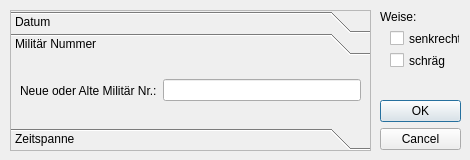
First picture: the form in APIS/forms/apis_search_film_form.ui, repository APIS-Luftbildarchiv/APIS, before the edit.
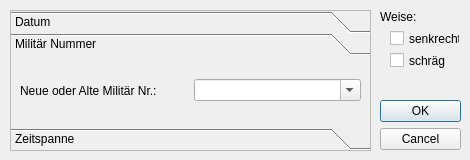
Second picture: the form after the edit. The open tabs and pages were chosen to show the change.

Diff of the .ui file:
```diff
--- a/APIS/forms/apis_search_film_form.ui
+++ b/APIS/forms/apis_search_film_form.ui
@@ -181,7 +181,14 @@
        </widget>
       </item>
       <item>
-       <widget class="QLineEdit" name="uiMilitaryNumberEdit"/>
+       <widget class="QComboBox" name="uiMilitaryNumberCombo">
+        <property name="editable">
+         <bool>true</bool>
+        </property>
+        <property name="frame">
+         <bool>true</bool>
+        </property>
+       </widget>
       </item>
      </layout>
     </widget>
```
Left out of the diff: 2 changed lines with no effect on the pictures.
